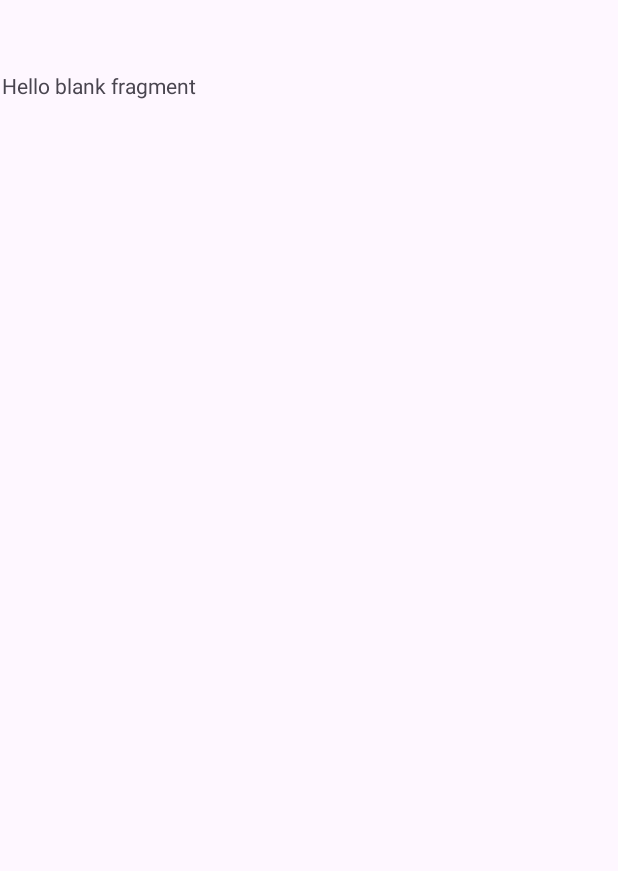
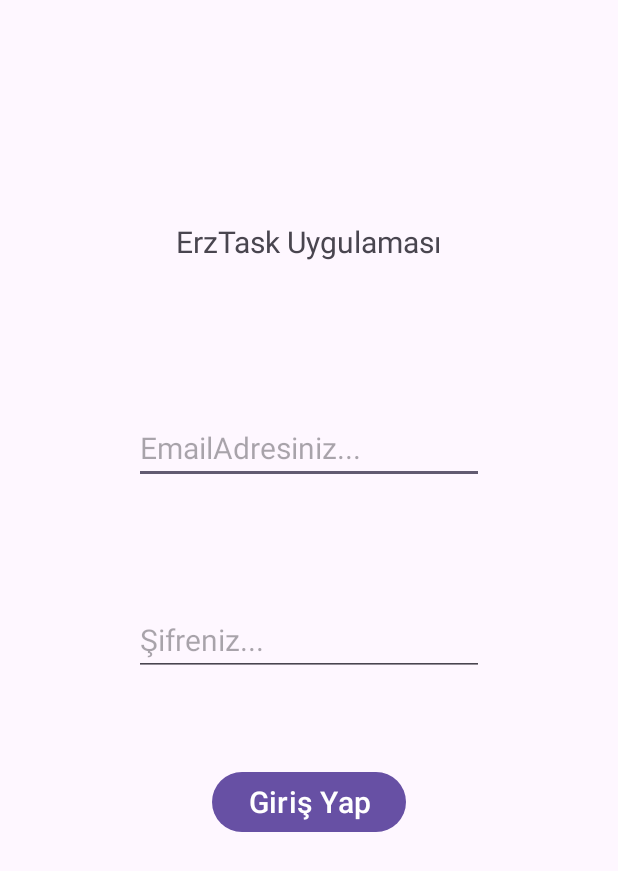
Before and after one commit to ahmetBugra25/ErzTask, an Android app: the screen it shows after launch (MainActivity), on a phone screen of 412 x 824 dp. Before the commit the part shown is almost empty. Shown: the top 871 px of the screen. Run offline under Robolectric (Android 15) with nearby library versions, the phone set to English and light mode, and no system bars; our stand-ins replace Firebase (no records; nobody signed in at launch, a user with empty details on screens opened directly).

Commit message:
ErzTask
ErzTasp Update

```diff
--- a/app/src/main/java/com/example/erztask/view/SigInFragment.kt
+++ b/app/src/main/java/com/example/erztask/view/SigInFragment.kt
@@ -5,23 +5,66 @@ import androidx.fragment.app.Fragment
 import android.view.LayoutInflater
 import android.view.View
 import android.view.ViewGroup
+import android.widget.Toast
+import androidx.navigation.Navigation
 import com.example.erztask.R
+import com.example.erztask.databinding.FragmentSigInBinding
+import com.google.firebase.auth.FirebaseAuth
+import com.google.firebase.auth.ktx.auth
+import com.google.firebase.ktx.Firebase
 
 
 class SigInFragment : Fragment() {
 
+    private var _binding: FragmentSigInBinding? = null
+    private val binding get() = _binding!!
+
+    private  lateinit var auth: FirebaseAuth
+
 
     override fun onCreate(savedInstanceState: Bundle?) {
         super.onCreate(savedInstanceState)
-
+        auth=Firebase.auth
     }
 
     override fun onCreateView(
         inflater: LayoutInflater, container: ViewGroup?,
         savedInstanceState: Bundle?
     ): View? {
-        // Inflate the layout for this fragment
-        return inflater.inflate(R.layout.fragment_sig_in, container, false)
+        _binding = FragmentSigInBinding.inflate(inflater, container, false)
+        val view = binding.root
+        return view
+    }
+
+    override fun onViewCreated(view: View, savedInstanceState: Bundle?) {
+        super.onViewCreated(view, savedInstanceState)
+        binding.GirisYap.setOnClickListener { GirisYap(it) }
+
+    }
+    private fun GirisYap(view: View){
+        val email= binding.editEmail.text.toString()
+        val pass=binding.editPass.text.toString()
+        if (email.isNotEmpty() && pass.isNotEmpty()){
+            auth.signInWithEmailAndPassword(email,pass).addOnSuccessListener { task ->
+                if (binding.editEmail.text.toString()=="admin@erz.com"){
+                    val action = SigInFragmentDirections.actionSigInFragmentToAdminPaneliFragment()
+                    Navigation.findNavController(view).navigate(action)
+                }else{
+                    val action = SigInFragmentDirections.actionSigInFragmentToMainPageFragment()
+                    Navigation.findNavController(view).navigate(action)
+                }
+
+            }.addOnFailureListener { Exception ->
+                Toast.makeText(requireContext(),"Giris Yapılamadı: "+Exception.localizedMessage, Toast.LENGTH_SHORT).show()
+            }
+        }else{
+            Toast.makeText(requireContext(),"Email ve password alanlarını doldurunuz...", Toast.LENGTH_SHORT).show()
+        }
+
+    }
+    override fun onDestroyView() {
+        super.onDestroyView()
+        _binding = null
     }
 
 }
--- a/app/src/main/res/layout/fragment_sig_in.xml
+++ b/app/src/main/res/layout/fragment_sig_in.xml
@@ -1,14 +1,58 @@
 <?xml version="1.0" encoding="utf-8"?>
-<FrameLayout xmlns:android="http://schemas.android.com/apk/res/android"
+<androidx.constraintlayout.widget.ConstraintLayout
+    xmlns:android="http://schemas.android.com/apk/res/android"
+    xmlns:app="http://schemas.android.com/apk/res-auto"
     xmlns:tools="http://schemas.android.com/tools"
     android:layout_width="match_parent"
     android:layout_height="match_parent"
     tools:context=".view.SigInFragment">
 
-    <!-- TODO: Update blank fragment layout -->
+
     <TextView
-        android:layout_width="match_parent"
-        android:layout_height="match_parent"
-        android:text="@string/hello_blank_fragment" />
+        android:id="@+id/textView"
+        android:layout_width="wrap_content"
+        android:layout_height="wrap_content"
+        android:layout_marginTop="100dp"
+        android:text="ErzTask Uygulaması"
+        android:textSize="20sp"
+        app:layout_constraintEnd_toEndOf="parent"
+        app:layout_constraintStart_toStartOf="parent"
+        app:layout_constraintTop_toTopOf="parent" />
 
-</FrameLayout>
+    <EditText
+        android:id="@+id/editEmail"
+        android:layout_width="wrap_content"
+        android:layout_height="wrap_content"
+        android:layout_marginTop="100dp"
+        android:ems="10"
+        android:hint="EmailAdresiniz..."
+        android:inputType="text"
+        android:textSize="20sp"
+        app:layout_constraintEnd_toEndOf="parent"
+        app:layout_constraintStart_toStartOf="parent"
+        app:layout_constraintTop_toBottomOf="@+id/textView" />
+
+    <EditText
+        android:id="@+id/editPass"
+        android:layout_width="wrap_content"
+        android:layout_height="wrap_content"
+        android:layout_marginTop="80dp"
+        android:ems="10"
+        android:hint="Şifreniz..."
+        android:inputType="textPassword"
+        android:textSize="20sp"
+        app:layout_constraintEnd_toEndOf="parent"
+        app:layout_constraintStart_toStartOf="parent"
+        app:layout_constraintTop_toBottomOf="@+id/editEmail" />
+
+    <Button
+        android:id="@+id/GirisYap"
+        android:layout_width="wrap_content"
+        android:layout_height="wrap_content"
+        android:layout_marginTop="60dp"
+        android:text="Giriş Yap"
+        android:textSize="20sp"
+        app:layout_constraintEnd_toEndOf="parent"
+        app:layout_constraintStart_toStartOf="parent"
+        app:layout_constraintTop_toBottomOf="@+id/editPass" />
+</androidx.constraintlayout.widget.ConstraintLayout>
--- a/app/src/main/res/navigation/nav_graph.xml
+++ b/app/src/main/res/navigation/nav_graph.xml
@@ -9,5 +9,22 @@
         android:id="@+id/sigInFragment"
         android:name="com.example.erztask.view.SigInFragment"
         android:label="fragment_sig_in"
-        tools:layout="@layout/fragment_sig_in" />
+        tools:layout="@layout/fragment_sig_in" >
+        <action
+            android:id="@+id/action_sigInFragment_to_mainPageFragment"
+            app:destination="@id/mainPageFragment" />
+        <action
+            android:id="@+id/action_sigInFragment_to_adminPaneliFragment"
+            app:destination="@id/adminPaneliFragment" />
+    </fragment>
+    <fragment
+        android:id="@+id/mainPageFragment"
+        android:name="com.example.erztask.view.MainPageFragment"
+        android:label="fragment_main_page"
+        tools:layout="@layout/fragment_main_page" />
+    <fragment
+        android:id="@+id/adminPaneliFragment"
+        android:name="com.example.erztask.view.AdminPaneliFragment"
+        android:label="fragment_admin_paneli"
+        tools:layout="@layout/fragment_admin_paneli" />
 </navigation>
```
Also changed, not shown: app/src/main/java/com/example/erztask/view/AdminPaneliFragment.kt (added, +36 -0 lines), app/src/main/java/com/example/erztask/view/MainPageFragment.kt (added, +44 -0 lines), app/src/main/res/layout/fragment_admin_paneli.xml (added, +62 -0 lines), app/src/main/res/layout/fragment_main_page.xml (added, +99 -0 lines).
